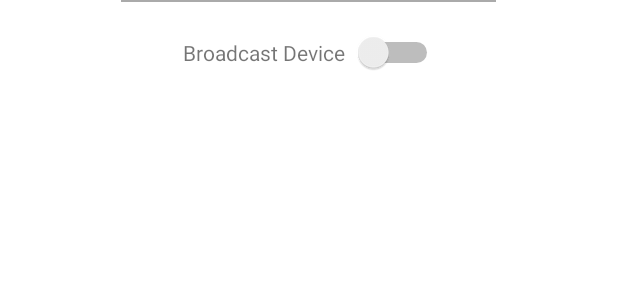
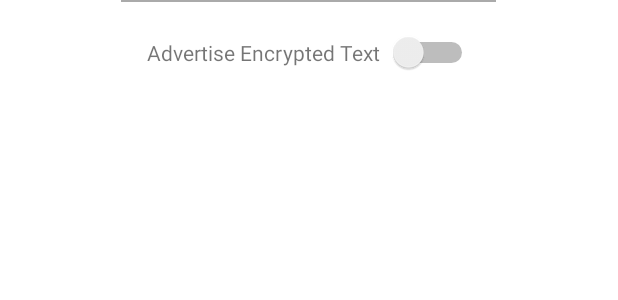
Before and after one commit to Ranawatt/BLE-NFC, an Android app: the layout fragment_advertiser.xml on its own in the app's theme, with its tools: preview values and no code run, on a phone screen of 412 x 824 dp. Shown: the top 300 px of the screen. Run offline under Robolectric (Android 15) with nearby library versions, the phone set to English and light mode, and no system bars.

```diff
--- a/app/src/main/res/values/strings.xml
+++ b/app/src/main/res/values/strings.xml
@@ -12,7 +12,7 @@
 
     <string name="service_desc">HCE Service</string>
     <string name="aid_description">Application AID</string>
-    <string name="broadcast_device">Broadcast Device</string>
+    <string name="broadcast_device">Advertise Encrypted Text</string>
     <string name="ble_not_supported">BLE Not Supported</string>
     <string name="error_bluetooth_not_supported">Bluetooth Not Supported</string>
 
```
Also changed, not shown: app/src/main/java/com/example/ble_nfc/server/ServerActivity.java (+5 -6 lines).
